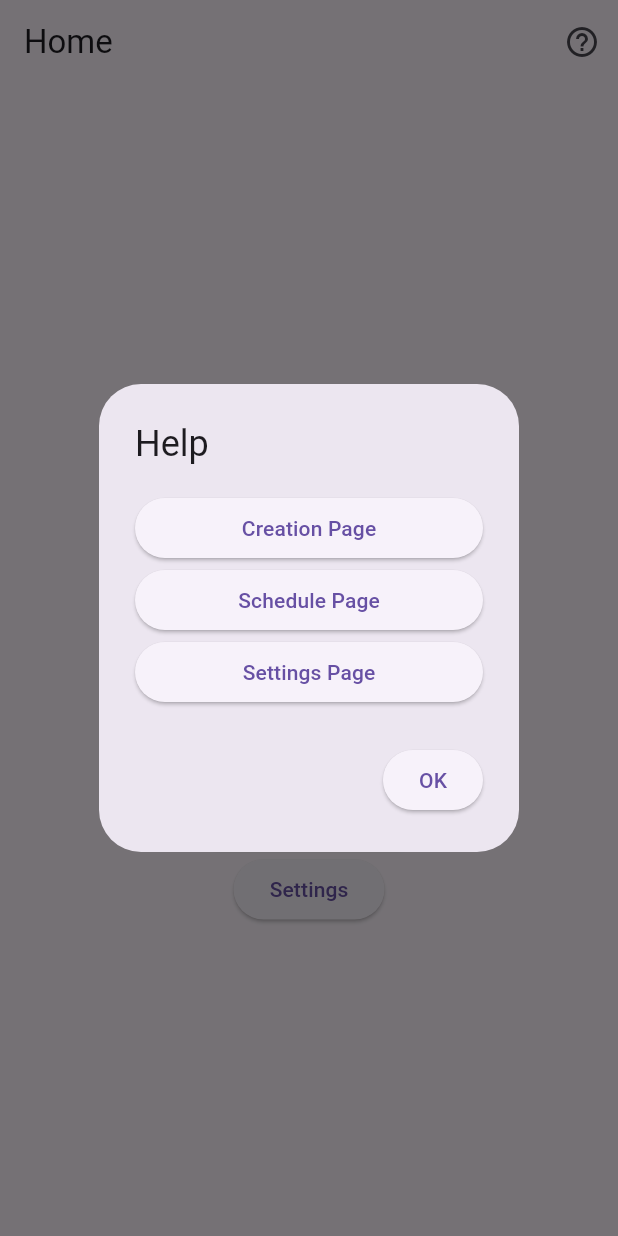
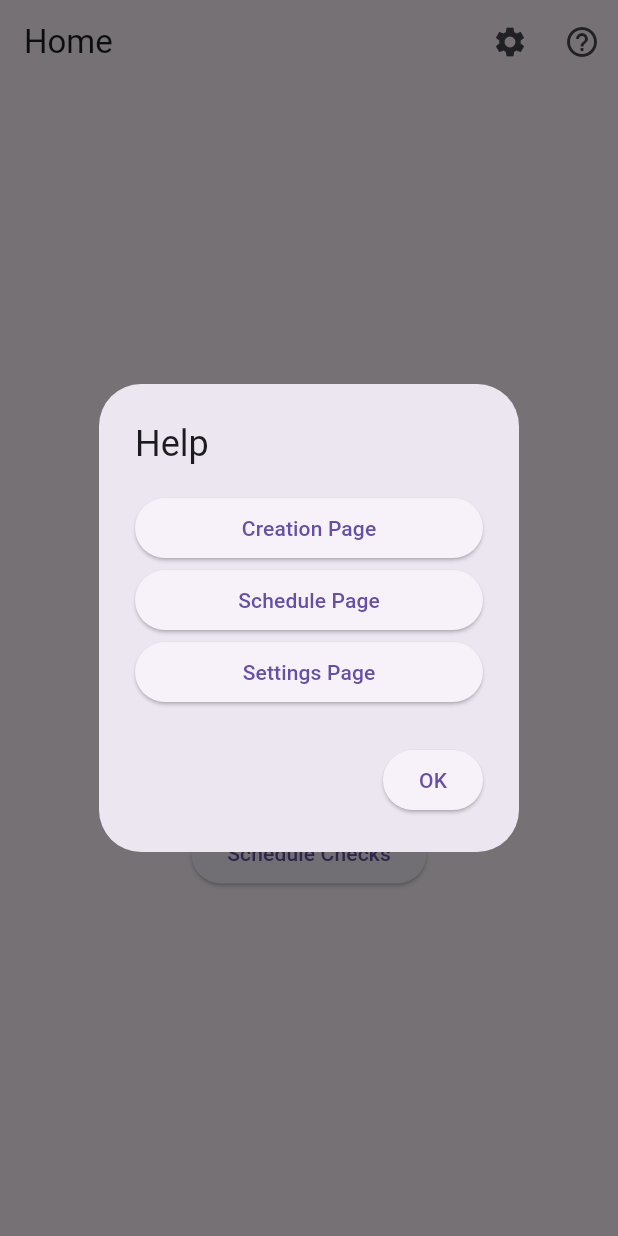
Before and after one commit to ITECH3208andITECH3209feduni/project-repository-body-check-app, a Flutter app: the screen it shows after launch, after a tap on the "help outline" icon, on a phone screen of 412 x 824 dp. Run offline on Flutter 3.47's test engine with Material 3 defaults, Android fonts, the light colour scheme and no system bars.

Commit message:
Update main.dart

```diff
--- a/lib/main.dart
+++ b/lib/main.dart
@@ -57,6 +57,10 @@ class HomeScreen extends StatelessWidget {
         title: Text('Home'),
         actions: [
           IconButton(
+            icon: Icon(Icons.settings),
+            onPressed: () => Navigator.pushNamed(context, '/settings'),
+          ),
+          IconButton(
             icon: Icon(Icons.help_outline),
             onPressed: () => _showHelpDialog(context),
           ),
@@ -81,10 +85,6 @@ class HomeScreen extends StatelessWidget {
             ElevatedButton(
               onPressed: () => Navigator.pushNamed(context, '/schedule'),
               child: Text('Schedule Checks'),
-            ),
-            ElevatedButton(
-              onPressed: () => Navigator.pushNamed(context, '/settings'),
-              child: Text('Settings'),
             ),
           ],
         ),
@@ -161,6 +161,7 @@ class HomeScreen extends StatelessWidget {
     );
   }
 }
+
 
 class CreatePage extends StatefulWidget {
   @override
```
